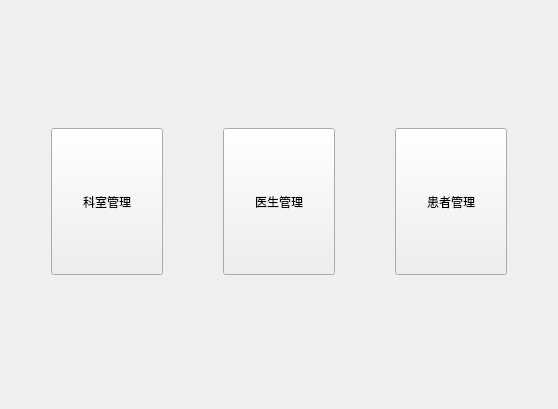
Before: the Qt Designer form welcomeview.ui in AaWenGe/Medical-system, drawn with Qt 5.
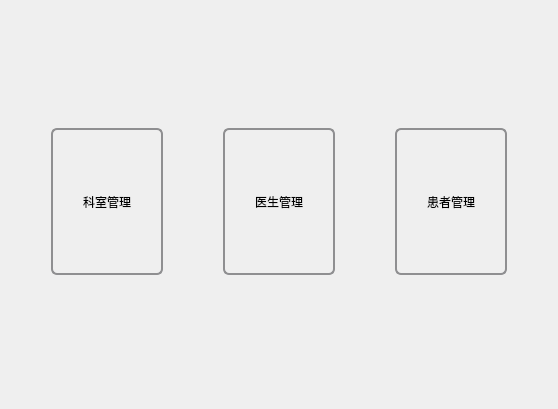
After: the same form once the commit is applied.

What changed in the file:
```diff
--- a/welcomeview.ui
+++ b/welcomeview.ui
@@ -19,6 +19,29 @@
   <property name="windowTitle">
    <string>欢迎</string>
   </property>
+  <property name="styleSheet">
+   <string notr="true"> QPushButton {
+      border: 2px solid #8f8f91;
+      border-radius: 6px;
+      background-color: qlineargradient(x1: 0, y1: 0, x2: 0, y2: 1,
+                                        stop: 0 #f6f7fa, stop: 1 #dadbde);
+      min-width: 40px;
+  }
+
+  QPushButton:pressed {
+      background-color: qlineargradient(x1: 0, y1: 0, x2: 0, y2: 1,
+                                        stop: 0 #babbbe, stop: 1 #f6f7fa);
+  }
+
+  QPushButton:flat {
+      border: none; /* no border for a flat push button */
+  }
+
+  QPushButton:default {
+      border-color: navy; /* make the default button prominent */
+  }
+</string>
+  </property>
   <layout class="QVBoxLayout" name="verticalLayout">
    <item>
     <spacer name="verticalSpacer">
```
